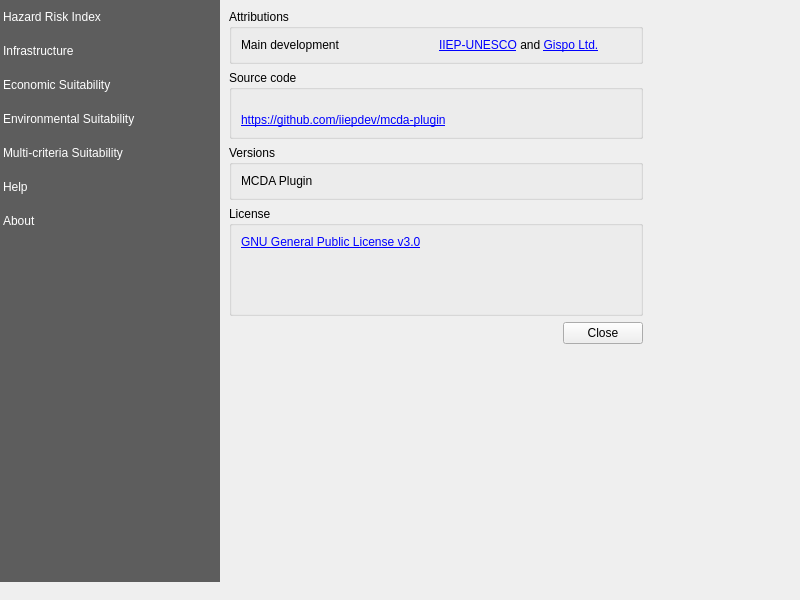
Qt form mcda/resources/ui/main_dialog.ui (iiepdev/mcda-plugin) before a commit.
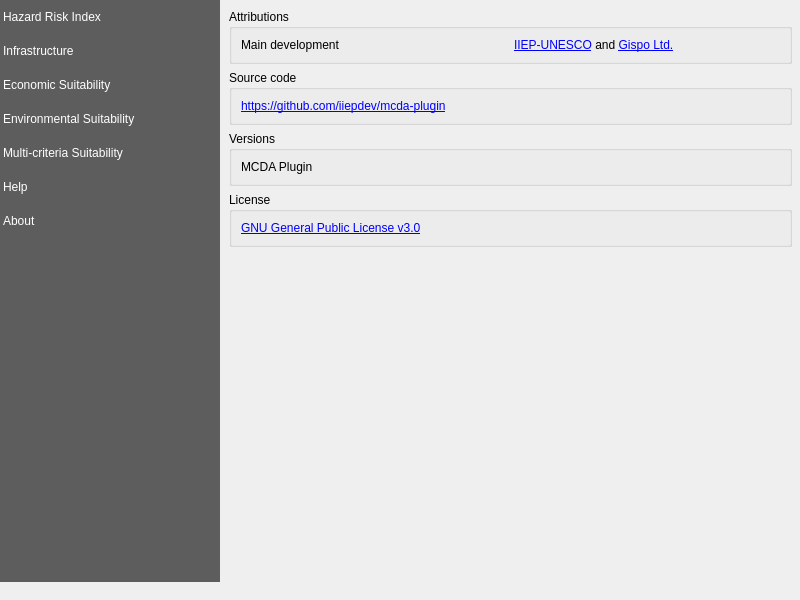
The same form after that commit. The open tabs and pages were chosen to show the change. Custom widgets are drawn as their Qt base class.

Commit message: Line up about panel properly

```diff
--- a/mcda/resources/ui/main_dialog.ui
+++ b/mcda/resources/ui/main_dialog.ui
@@ -144,7 +144,7 @@
     </sizepolicy>
    </property>
    <property name="currentIndex">
-    <number>5</number>
+    <number>6</number>
    </property>
    <widget class="QWidget" name="hazard_risk_index">
     <layout class="QVBoxLayout" name="hazard_risk_vlayout">
@@ -210,7 +210,7 @@
              <height>16</height>
             </size>
            </property>
-           <property name="allowEmptyLayer">
+           <property name="allowEmptyLayer" stdset="0">
             <bool>true</bool>
            </property>
           </widget>
@@ -248,7 +248,7 @@
              <height>16</height>
             </size>
            </property>
-           <property name="allowEmptyLayer">
+           <property name="allowEmptyLayer" stdset="0">
             <bool>true</bool>
            </property>
           </widget>
@@ -761,7 +761,7 @@
           </widget>
          </item>
          <item row="0" column="1">
-          <widget class="QgsFileWidget" name="hri_save_hri_file_widget"/>
+          <widget class="QgsFileWidget" name="hri_save_hri_file_widget" native="true"/>
          </item>
          <item row="1" column="0">
           <widget class="QLabel" name="label_10">
@@ -771,7 +771,7 @@
           </widget>
          </item>
          <item row="1" column="1">
-          <widget class="QgsFileWidget" name="hri_save_hri_schools_file_widget"/>
+          <widget class="QgsFileWidget" name="hri_save_hri_schools_file_widget" native="true"/>
          </item>
         </layout>
        </widget>
@@ -1025,7 +1025,7 @@
           </widget>
          </item>
          <item row="0" column="1">
-          <widget class="QgsProjectionSelectionWidget" name="infra_crs_widget">
+          <widget class="QgsProjectionSelectionWidget" name="infra_crs_widget" native="true">
            <property name="sizePolicy">
             <sizepolicy hsizetype="Preferred" vsizetype="Fixed">
              <horstretch>0</horstretch>
@@ -1226,7 +1226,7 @@
         </property>
         <layout class="QGridLayout" name="gridLayout_12">
          <item row="0" column="1">
-          <widget class="QgsFileWidget" name="infra_file_wdgt_save_output"/>
+          <widget class="QgsFileWidget" name="infra_file_wdgt_save_output" native="true"/>
          </item>
          <item row="0" column="0">
           <widget class="QLabel" name="label_23">
@@ -1542,7 +1542,7 @@
           </widget>
          </item>
          <item row="1" column="1">
-          <widget class="QgsProjectionSelectionWidget" name="econ_crs_widget">
+          <widget class="QgsProjectionSelectionWidget" name="econ_crs_widget" native="true">
            <property name="sizePolicy">
             <sizepolicy hsizetype="Preferred" vsizetype="Fixed">
              <horstretch>0</horstretch>
@@ -1768,7 +1768,7 @@
           </widget>
          </item>
          <item>
-          <widget class="QgsFileWidget" name="econ_file_wdgt_save_output"/>
+          <widget class="QgsFileWidget" name="econ_file_wdgt_save_output" native="true"/>
          </item>
         </layout>
        </widget>
@@ -1915,7 +1915,7 @@
           </widget>
          </item>
          <item row="1" column="1">
-          <widget class="QgsProjectionSelectionWidget" name="env_crs_widget">
+          <widget class="QgsProjectionSelectionWidget" name="env_crs_widget" native="true">
            <property name="sizePolicy">
             <sizepolicy hsizetype="Preferred" vsizetype="Fixed">
              <horstretch>0</horstretch>
@@ -2200,7 +2200,7 @@
           </widget>
          </item>
          <item>
-          <widget class="QgsFileWidget" name="env_file_wdgt_save_output">
+          <widget class="QgsFileWidget" name="env_file_wdgt_save_output" native="true">
            <property name="minimumSize">
             <size>
              <width>80</width>
@@ -2610,7 +2610,7 @@
           </widget>
          </item>
          <item>
-          <widget class="QgsFileWidget" name="mcda_file_wdgt_save_output">
+          <widget class="QgsFileWidget" name="mcda_file_wdgt_save_output" native="true">
            <property name="minimumSize">
             <size>
              <width>80</width>
@@ -2711,7 +2711,7 @@
     </layout>
    </widget>
    <widget class="QWidget" name="help">
-    <widget class="QWidget" name="">
+    <widget class="QWidget" name="layoutWidget">
      <property name="geometry">
       <rect>
        <x>21</x>
@@ -2780,17 +2780,6 @@
     </widget>
    </widget>
    <widget class="QWidget" name="about">
-    <widget class="QWidget" name="layoutWidget">
-     <property name="geometry">
-      <rect>
-       <x>9</x>
-       <y>9</y>
-       <width>414</width>
-       <height>335</height>
-      </rect>
-     </property>
-     <layout class="QVBoxLayout" name="verticalLayout_2">
-      <item>
        <layout class="QVBoxLayout" name="verticalLayout">
         <item>
          <widget class="QGroupBox" name="groupBox_3">
@@ -2835,7 +2824,7 @@
            <item>
             <widget class="QLabel" name="label_13">
              <property name="text">
-              <string>&lt;html&gt;&lt;head/&gt;&lt;body&gt;&lt;p&gt;&lt;br/&gt;&lt;a href=&quot;https://github.com/iiepdev/mcda-plugin&quot;&gt;&lt;span style=&quot; text-decoration: underline; color:#0000ff;&quot;&gt;https://github.com/iiepdev/mcda-plugin&lt;/span&gt;&lt;/a&gt;&lt;/p&gt;&lt;/body&gt;&lt;/html&gt;</string>
+           <string>&lt;html&gt;&lt;head/&gt;&lt;body&gt;&lt;p&gt;&lt;a href=&quot;https://github.com/iiepdev/mcda-plugin&quot;&gt;&lt;span style=&quot; text-decoration: underline; color:#0000ff;&quot;&gt;https://github.com/iiepdev/mcda-plugin&lt;/span&gt;&lt;/a&gt;&lt;/p&gt;&lt;/body&gt;&lt;/html&gt;</string>
              </property>
             </widget>
            </item>
@@ -2892,6 +2881,9 @@
              </property>
             </widget>
            </item>
+       </layout>
+      </widget>
+     </item>
            <item>
             <spacer name="verticalSpacer">
              <property name="orientation">
@@ -2907,42 +2899,6 @@
            </item>
           </layout>
          </widget>
-        </item>
-       </layout>
-      </item>
-      <item>
-       <layout class="QHBoxLayout" name="horizontalLayout_5">
-        <item>
-         <spacer name="horizontalSpacer_6">
-          <property name="orientation">
-           <enum>Qt::Horizontal</enum>
-          </property>
-          <property name="sizeHint" stdset="0">
-           <size>
-            <width>238</width>
-            <height>20</height>
-           </size>
-          </property>
-         </spacer>
-        </item>
-        <item>
-         <widget class="QPushButton" name="about_btn_close">
-          <property name="sizePolicy">
-           <sizepolicy hsizetype="Fixed" vsizetype="Fixed">
-            <horstretch>0</horstretch>
-            <verstretch>0</verstretch>
-           </sizepolicy>
-          </property>
-          <property name="text">
-           <string>Close</string>
-          </property>
-         </widget>
-        </item>
-       </layout>
-      </item>
-     </layout>
-    </widget>
-   </widget>
   </widget>
  </widget>
  <customwidgets>
@@ -2961,16 +2917,16 @@
    <extends>QComboBox</extends>
    <header>qgsmaplayercombobox.h</header>
   </customwidget>
-  <customwidget>
-   <class>QgsProjectionSelectionWidget</class>
-   <extends>QWidget</extends>
-   <header>qgsprojectionselectionwidget.h</header>
-  </customwidget>
   <customwidget>
    <class>QgsSpinBox</class>
    <extends>QSpinBox</extends>
    <header>qgsspinbox.h</header>
   </customwidget>
+  <customwidget>
+   <class>QgsProjectionSelectionWidget</class>
+   <extends>QWidget</extends>
+   <header>qgsprojectionselectionwidget.h</header>
+  </customwidget>
  </customwidgets>
  <resources/>
  <connections/>
```
Lines whose indentation alone changed are shown as unchanged.
